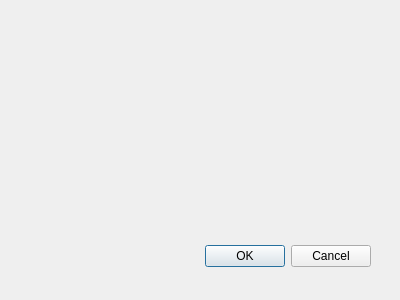
This is crop_editor_dialog_base.ui in alamsal/QGIS-Yield-Editor as Qt 5 draws it before an edit. The edited form follows.
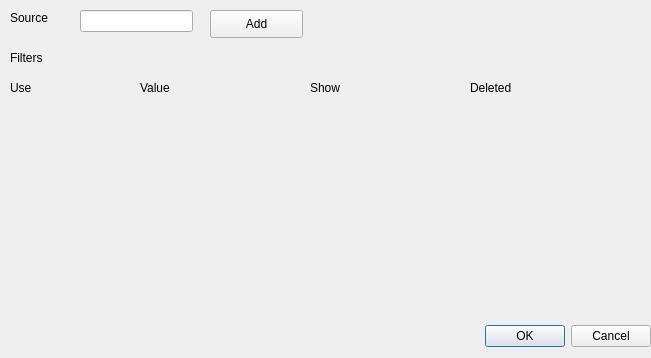
This is the edited form.

Commit message: Added button and labels

```diff
--- a/crop_editor_dialog_base.ui
+++ b/crop_editor_dialog_base.ui
@@ -1,23 +1,23 @@
 <ui version="4.0" >
  <class>CropEditorDialogBase</class>
- <widget class="QDialog" name="CropEditorDialogBase" >
-  <property name="geometry" >
+ <widget class="QDialog" name="CropEditorDialogBase">
+  <property name="geometry">
    <rect>
     <x>0</x>
     <y>0</y>
-    <width>400</width>
-    <height>300</height>
+    <width>651</width>
+    <height>358</height>
    </rect>
   </property>
   <property name="windowTitle" >
    <string>CropEditor</string>
   </property>
-  <widget class="QDialogButtonBox" name="button_box" >
-   <property name="geometry" >
+  <widget class="QDialogButtonBox" name="button_box">
+   <property name="geometry">
     <rect>
-     <x>30</x>
-     <y>240</y>
-     <width>341</width>
+     <x>450</x>
+     <y>320</y>
+     <width>201</width>
      <height>32</height>
     </rect>
    </property>
@@ -28,6 +28,110 @@
     <set>QDialogButtonBox::Cancel|QDialogButtonBox::Ok</set>
    </property>
   </widget>
+  <widget class="QLineEdit" name="txtFilePath">
+   <property name="geometry">
+    <rect>
+     <x>80</x>
+     <y>10</y>
+     <width>113</width>
+     <height>22</height>
+    </rect>
+   </property>
+  </widget>
+  <widget class="QLabel" name="lblSource">
+   <property name="geometry">
+    <rect>
+     <x>10</x>
+     <y>10</y>
+     <width>55</width>
+     <height>16</height>
+    </rect>
+   </property>
+   <property name="text">
+    <string>Source</string>
+   </property>
+  </widget>
+  <widget class="QPushButton" name="btnAddFile">
+   <property name="geometry">
+    <rect>
+     <x>210</x>
+     <y>10</y>
+     <width>93</width>
+     <height>28</height>
+    </rect>
+   </property>
+   <property name="text">
+    <string>Add</string>
+   </property>
+   <property name="checkable">
+    <bool>false</bool>
+   </property>
+  </widget>
+  <widget class="QLabel" name="lblFilter">
+   <property name="geometry">
+    <rect>
+     <x>10</x>
+     <y>50</y>
+     <width>55</width>
+     <height>16</height>
+    </rect>
+   </property>
+   <property name="text">
+    <string>Filters</string>
+   </property>
+  </widget>
+  <widget class="QLabel" name="lblUse">
+   <property name="geometry">
+    <rect>
+     <x>10</x>
+     <y>80</y>
+     <width>55</width>
+     <height>16</height>
+    </rect>
+   </property>
+   <property name="text">
+    <string>Use</string>
+   </property>
+  </widget>
+  <widget class="QLabel" name="lblValue">
+   <property name="geometry">
+    <rect>
+     <x>140</x>
+     <y>80</y>
+     <width>55</width>
+     <height>16</height>
+    </rect>
+   </property>
+   <property name="text">
+    <string>Value</string>
+   </property>
+  </widget>
+  <widget class="QLabel" name="lblShow">
+   <property name="geometry">
+    <rect>
+     <x>310</x>
+     <y>80</y>
+     <width>55</width>
+     <height>16</height>
+    </rect>
+   </property>
+   <property name="text">
+    <string>Show</string>
+   </property>
+  </widget>
+  <widget class="QLabel" name="lblDeleted">
+   <property name="geometry">
+    <rect>
+     <x>470</x>
+     <y>80</y>
+     <width>55</width>
+     <height>16</height>
+    </rect>
+   </property>
+   <property name="text">
+    <string>Deleted</string>
+   </property>
+  </widget>
  </widget>
  <resources/>
  <connections>
```
Left out of the diff: 33 changed lines with no effect on the pictures.
